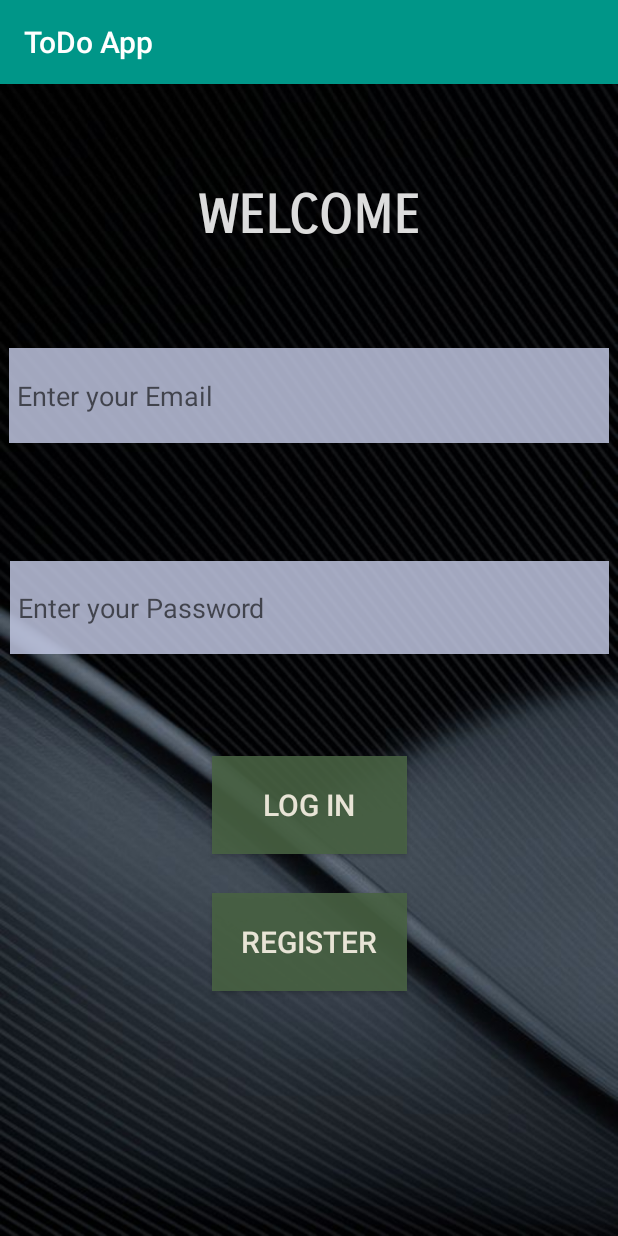
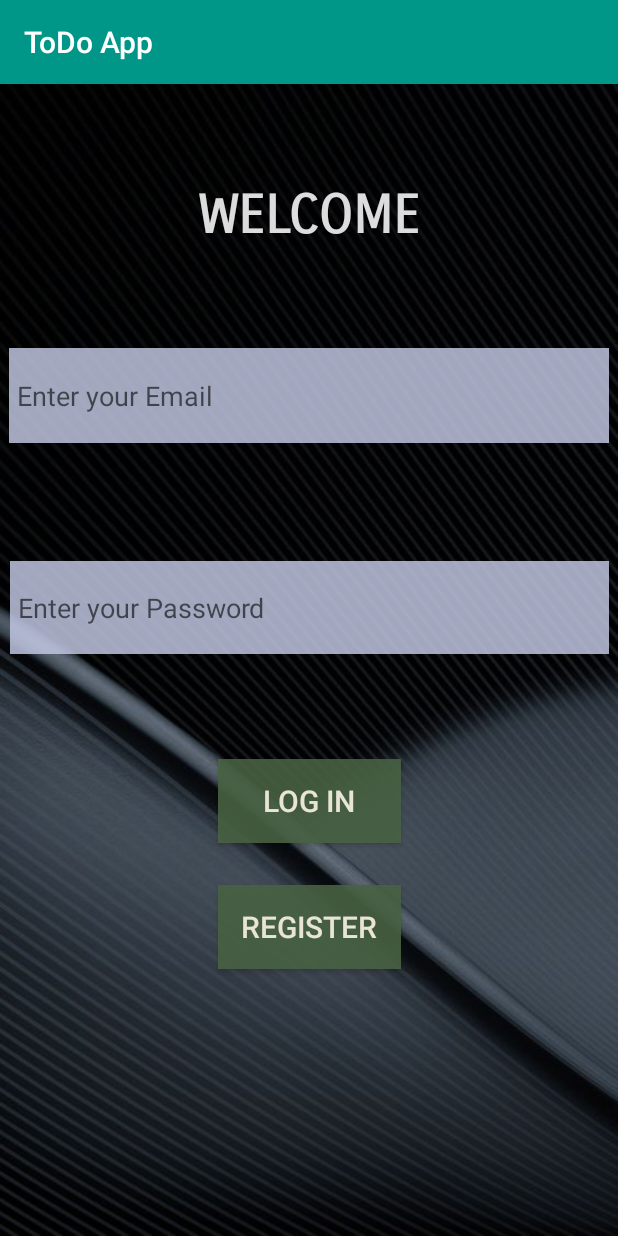
Before and after one commit to sworniim/FinalTODOApp, an Android app: the screen it shows after launch (ActivityLogin), on a phone screen of 412 x 824 dp. Run offline under Robolectric (Android 15) with nearby library versions, the light colour scheme and no system bars; our stand-ins replace Room's generated code.

Commit message:
final_push

```diff
--- a/app/src/main/res/layout/activity_add_edit_task.xml
+++ b/app/src/main/res/layout/activity_add_edit_task.xml
@@ -94,11 +94,12 @@
     <Button
         android:id="@+id/save_button"
         style="@style/TextAppearance.AppCompat.Large"
-        android:layout_width="match_parent"
+        android:layout_width="144dp"
         android:layout_height="wrap_content"
         android:layout_gravity="center"
         android:background="#F5496343"
         android:text="@string/add_button"
+        android:textAlignment="center"
         android:textAllCaps="false"
         android:textColor="@android:color/primary_text_dark" />
 
--- a/app/src/main/res/layout/activity_login.xml
+++ b/app/src/main/res/layout/activity_login.xml
@@ -41,8 +41,8 @@
 
     <Button
         android:id="@+id/sign_in"
-        android:layout_width="130dp"
-        android:layout_height="65dp"
+        android:layout_width="122dp"
+        android:layout_height="56dp"
         android:background="#E2496343"
         android:onClick="login"
         android:text="Log In"
@@ -56,8 +56,8 @@
 
     <Button
         android:id="@+id/new_register"
-        android:layout_width="130dp"
-        android:layout_height="65dp"
+        android:layout_width="122dp"
+        android:layout_height="56dp"
         android:background="#E2496343"
         android:text="Register"
         android:textColor="@color/text"
```
Also changed, not shown: 16 other files.
